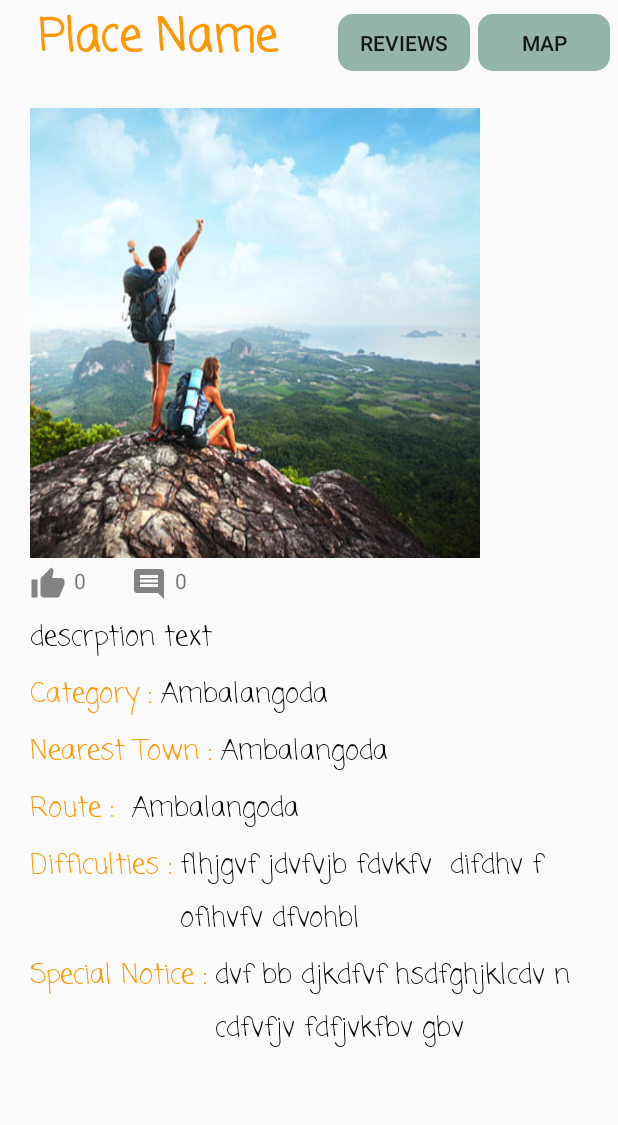
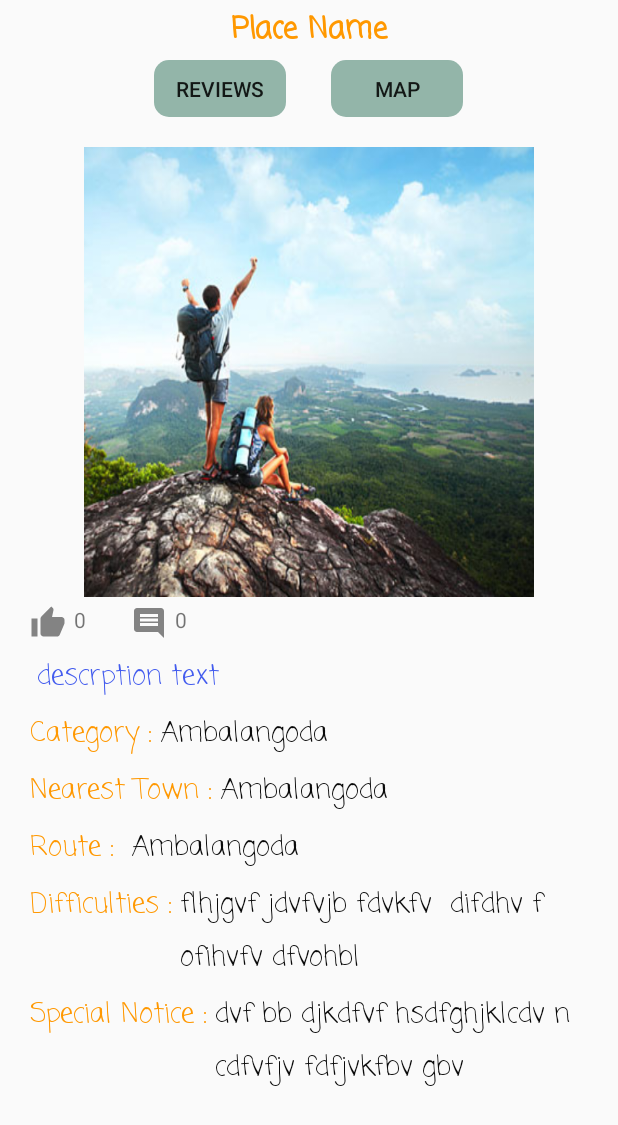
Before and after one commit to pamoda95/VentureMate2, an Android app: the layout activity_display_place_detail.xml on its own in the app's theme, with its tools: preview values and no code run, on a phone screen of 412 x 824 dp. Shown: the top 1125 px of the screen. Run offline under Robolectric (Android 15) with nearby library versions, the phone set to English and light mode, and no system bars; Roboto replaces fonts that are not available here.

Commit message:
layout changes

```diff
--- a/app/src/main/java/com/example/venturemate/CategoryData.java
+++ b/app/src/main/java/com/example/venturemate/CategoryData.java
@@ -150,6 +150,9 @@ public class CategoryData extends AppCompatActivity {
             TextView myTitle = row.findViewById(R.id.textView1);
             TextView myDescription = row.findViewById(R.id.textView2);
             TextView likes = row.findViewById(R.id.likes);
+            ImageView map = row.findViewById(R.id.map);
+
+
 
             myTitle.setText(rTitle.get(position));
             myDescription.setText(rDescription.get(position));
--- a/app/src/main/res/layout/activity_display_place_detail.xml
+++ b/app/src/main/res/layout/activity_display_place_detail.xml
@@ -22,26 +22,29 @@
             android:id="@+id/textView"
             android:layout_weight="1"
             android:layout_width="wrap_content"
-            android:layout_height="52dp"
+            android:layout_height="40dp"
             android:gravity="center"
             android:lineSpacingExtra="10sp"
             android:text="Place Name"
             android:textAllCaps="false"
             android:textAppearance="@style/TextAppearance.AppCompat.Display2"
             android:textColor="#FF9800"
-            android:textSize="30sp"
+            android:textSize="20sp"
             android:textStyle="bold"
             android:typeface="sans"
             app:fontFamily="casual" />
-
-
+    </LinearLayout>
+<LinearLayout
+    android:layout_width="match_parent"
+    android:layout_height="wrap_content"
+    android:orientation="horizontal"
+    android:gravity="center_horizontal">
         <Button
             android:id="@+id/review_button"
             style="@style/Widget.AppCompat.Button.Borderless"
             android:layout_width="wrap_content"
             android:layout_height="38dp"
-            android:layout_marginRight="5dp"
-            android:layout_marginLeft="15dp"
+            android:layout_marginRight="30dp"
             android:background="@drawable/btn_shape_capsule"
             android:padding="8dp"
             android:text="REVIEWS" />
@@ -50,7 +53,6 @@
             android:id="@+id/map_button"
             style="@style/Widget.AppCompat.Button.Borderless"
             android:layout_width="wrap_content"
-            android:layout_marginRight="5dp"
             android:layout_height="38dp"
             android:background="@drawable/btn_shape_capsule"
             android:padding="8dp"
@@ -67,7 +69,8 @@
                 android:id="@+id/layout4"
                 android:layout_width="match_parent"
                 android:layout_height="wrap_content"
-                android:orientation="vertical">
+                android:orientation="vertical"
+                android:gravity="center_horizontal">
         <ImageView
             android:id="@+id/image"
             android:layout_width="300dp"
@@ -138,13 +141,13 @@
                     android:layout_width="match_parent"
                     android:layout_height="wrap_content"
                     android:layout_marginLeft="20dp"
-                    android:layout_marginRight="20dp"
+                    android:layout_marginRight="10dp"
                     android:layout_marginBottom="10dp"
                     android:fontFamily="casual"
                     android:lineSpacingExtra="8sp"
                     android:text="descrption text"
                     android:textAppearance="@style/TextAppearance.AppCompat.Display2"
-                    android:textColor="#0A0A0A"
+                    android:textColor="#435CEE"
                     android:textSize="18sp"
                     android:typeface="sans"
                     app:fontFamily="casual" />
```
Also changed, not shown: app/src/main/java/com/example/venturemate/MapsActivity.java (+6 -4 lines), app/src/main/res/layout/activity_location_detail_adder.xml (+4 -4 lines), app/src/main/res/layout/activity_row.xml (+6 -2 lines).
